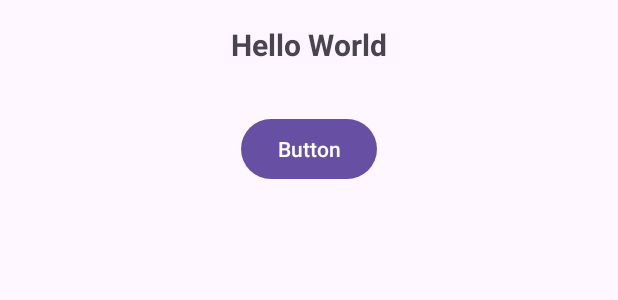
After one commit to asgeri85/atlActivity, an Android app: the layout custom_dialog.xml on its own in the app's theme, with its tools: preview values and no code run, on a phone screen of 412 x 824 dp. The commit adds this screen. Shown: the top 300 px of the screen. Run offline under Robolectric (Android 15) with nearby library versions, the phone set to English and light mode, and no system bars.

Commit message:
dialogs add

```diff
--- /dev/null
+++ b/app/src/main/res/layout/custom_dialog.xml
@@ -0,0 +1,33 @@
+<?xml version="1.0" encoding="utf-8"?>
+<androidx.constraintlayout.widget.ConstraintLayout xmlns:android="http://schemas.android.com/apk/res/android"
+    xmlns:app="http://schemas.android.com/apk/res-auto"
+    xmlns:tools="http://schemas.android.com/tools"
+    android:layout_width="match_parent"
+    android:layout_height="wrap_content">
+
+    <TextView
+        android:id="@+id/textView5"
+        android:layout_width="wrap_content"
+        android:layout_height="wrap_content"
+        android:layout_marginTop="16dp"
+        android:text="Hello World"
+        android:textSize="20sp"
+        android:textStyle="bold"
+        app:layout_constraintEnd_toEndOf="parent"
+        app:layout_constraintHorizontal_bias="0.5"
+        app:layout_constraintStart_toStartOf="parent"
+        app:layout_constraintTop_toTopOf="parent" />
+
+    <Button
+        android:id="@+id/button3"
+        android:layout_width="wrap_content"
+        android:layout_height="wrap_content"
+        android:layout_marginTop="32dp"
+        android:layout_marginBottom="16dp"
+        android:text="Button"
+        app:layout_constraintBottom_toBottomOf="parent"
+        app:layout_constraintEnd_toEndOf="parent"
+        app:layout_constraintHorizontal_bias="0.5"
+        app:layout_constraintStart_toStartOf="parent"
+        app:layout_constraintTop_toBottomOf="@+id/textView5" />
+</androidx.constraintlayout.widget.ConstraintLayout>
--- a/app/src/main/res/navigation/main_mav.xml
+++ b/app/src/main/res/navigation/main_mav.xml
@@ -3,7 +3,7 @@
     xmlns:app="http://schemas.android.com/apk/res-auto"
     xmlns:tools="http://schemas.android.com/tools"
     android:id="@+id/main_mav"
-    app:startDestination="@id/loginFragment">
+    app:startDestination="@id/homeFragment">
 
     <fragment
         android:id="@+id/loginFragment"
```
Also changed, not shown: app/src/main/java/net/asgeri/atlactivity/HomeFragment.kt (+37 -2 lines).
